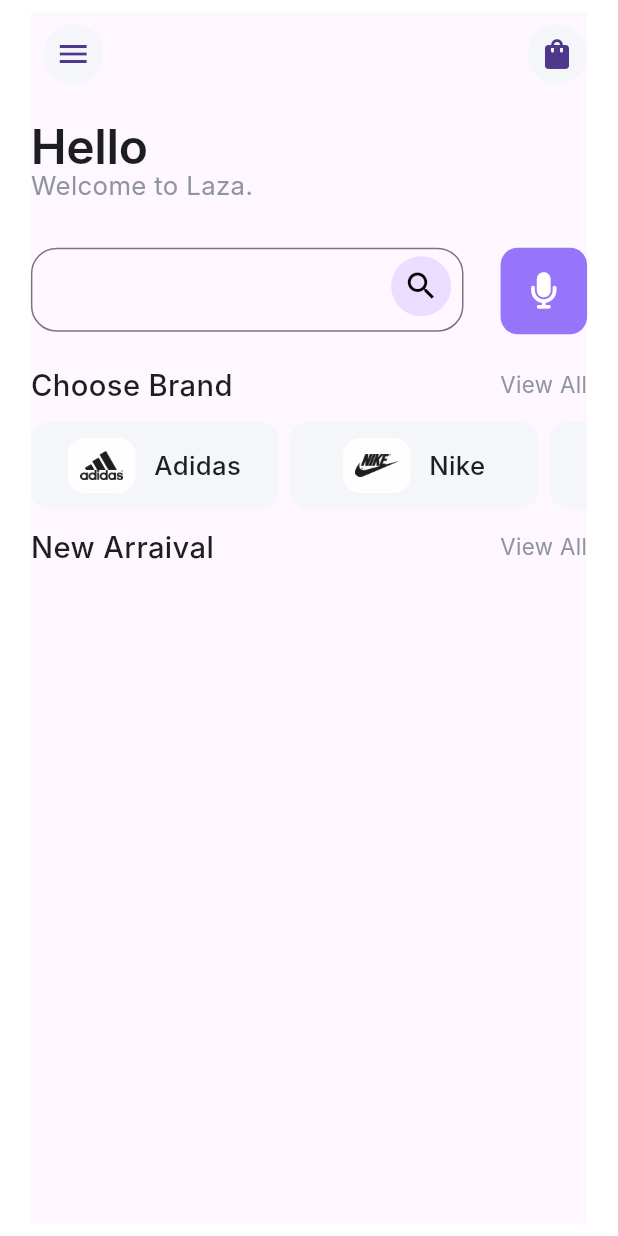
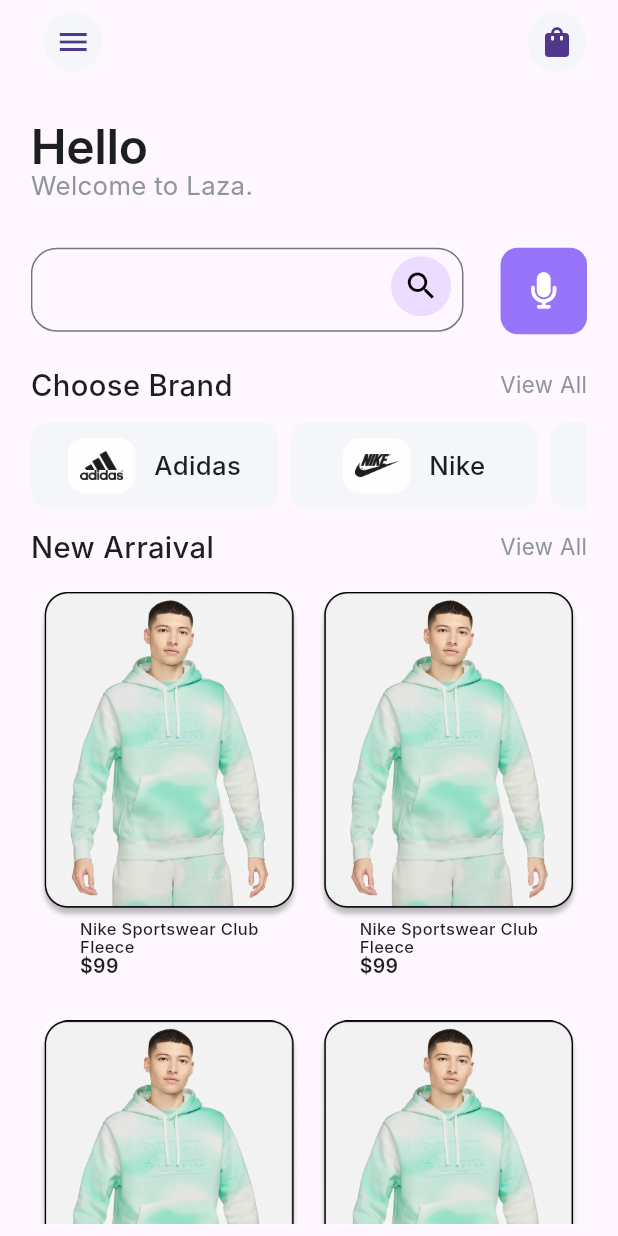
Before and after one commit to TopuFD/Laza, a Flutter app: the HomePage screen opened directly, on a phone screen of 412 x 824 dp. Run offline on Flutter 3.47's test engine with Material 3 defaults, Android fonts, the phone set to English and light mode, and no system bars; our stand-ins replace flutter_screenutil, font_awesome_flutter, get, pin_code_fields; Roboto replaces fonts that are missing (Inter).

Commit message:
add design

```diff
--- /dev/null
+++ b/lib/view/details_page.dart
@@ -0,0 +1,10 @@
+import 'package:flutter/material.dart';
+
+class DetailsPage extends StatelessWidget {
+  const DetailsPage({super.key});
+
+  @override
+  Widget build(BuildContext context) {
+    return SafeArea(child: Scaffold());
+  }
+}
--- a/lib/view/navigation_screen/home_screen.dart
+++ b/lib/view/navigation_screen/home_screen.dart
@@ -1,4 +1,3 @@
-
 import 'package:flutter/material.dart';
 import 'package:flutter_screenutil/flutter_screenutil.dart';
 import 'package:font_awesome_flutter/font_awesome_flutter.dart';
@@ -8,14 +7,18 @@ class HomePage extends StatelessWidget {
   @override
   Widget build(BuildContext context) {
     final mq = MediaQuery.of(context).size;
-    return Padding(
-      padding: EdgeInsets.symmetric(horizontal: mq.width * .05, vertical: mq.height * .01),
-      child: Scaffold(
+    return Scaffold(
       appBar: AppBar(
         automaticallyImplyLeading: false,
-          actions: [customApbar(context)],
+        actions: [customApbar(context, mq)],
       ),
-        body: Column(
+      body: Padding(
+        padding: EdgeInsets.symmetric(
+          horizontal: mq.width * .05,
+          vertical: mq.height * .01,
+        ),
+        child: SingleChildScrollView(
+          child: Column(
             crossAxisAlignment: CrossAxisAlignment.start,
             children: [
               SizedBox(
@@ -166,15 +169,94 @@ class HomePage extends StatelessWidget {
                     ),
                   )
                 ],
+              ),
+              SizedBox(
+                height: mq.height * .03,
+              ),
+              GridView.count(
+                scrollDirection: Axis.vertical,
+                mainAxisSpacing: 2,
+                crossAxisSpacing: 2,
+                shrinkWrap: true,
+                crossAxisCount: 2,
+                childAspectRatio: 0.65,
+                physics: const NeverScrollableScrollPhysics(),
+                children: List.generate(100, (index) {
+                  return InkWell(
+                    onTap: () {
+
+                    },
+                    child: Padding(
+                      padding: const EdgeInsets.all(5.0),
+                      child: Column(
+                        children: [
+                          Image.asset(
+                            "images/product/product.png", // Ensure the image covers the entire space
+                          ),
+                          const Padding(
+                            padding: EdgeInsets.symmetric(horizontal: 8,vertical: 5),
+                            child: SizedBox(
+                              child: Column(
+                                crossAxisAlignment: CrossAxisAlignment.start,
+                                children: [
+                                  Text(
+                                    'Nike Sportswear Club',
+                                    style: TextStyle(
+                                      color: Color(0xFF1D1E20),
+                                      fontSize: 11,
+                                      fontFamily: 'Inter',
+                                      fontWeight: FontWeight.w500,
+                                      height: 0.2,
+                                    ),
+                                  ),
+                                  SizedBox(
+                                    height: 10,
+                                  ),
+                                  Text(
+                                    'Fleece',
+                                    style: TextStyle(
+                                      color: Color(0xFF1D1E20),
+                                      fontSize: 11,
+                                      fontFamily: 'Inter',
+                                      fontWeight: FontWeight.w500,
+                                      height: 0.2,
+                                    ),
+                                  ),
+                                  SizedBox(
+                                    height: 10,
+                                  ),
+                                  Text(
+                                    '\$99',
+                                    style: TextStyle(
+                                      color: Color(0xFF1D1E20),
+                                      fontSize: 13,
+                                      fontFamily: 'Inter',
+                                      fontWeight: FontWeight.w600,
+                                      height: 0.2,
+                                    ),
                                   )
                                 ],
+                              ),
+                            ),
+                          ),
+                        ],
+                      ),
+                    ),
+                  );
+                }),
+              )
+            ],
+          ),
         ),
       ),
     );
   }
 
-  customApbar(context) {
-    return SizedBox(
+  customApbar(context, mq) {
+    return Padding(
+      padding: EdgeInsets.symmetric(
+          horizontal: mq.width * .05, vertical: mq.height * .01),
+      child: SizedBox(
         width: MediaQuery.of(context).size.width * .88,
         height: MediaQuery.of(context).size.height * .5,
         child: Row(
@@ -193,6 +275,7 @@ class HomePage extends StatelessWidget {
                   onPressed: () {}, icon: const Icon(Icons.shopping_bag)),
             ),
           ],
+        ),
       ),
     );
   }
@@ -222,7 +305,8 @@ class CustomTapButton extends StatelessWidget {
                   color: Color(0xFFFEFEFE),
                   borderRadius: BorderRadius.circular(10.r)),
               child: Padding(
-                padding: EdgeInsets.all(MediaQuery.of(context).size.height * .01),
+                padding:
+                    EdgeInsets.all(MediaQuery.of(context).size.height * .01),
                 child: Image.asset(
                   imagePath,
                   height: 17.h,
--- a/pubspec.yaml
+++ b/pubspec.yaml
@@ -78,6 +78,7 @@ flutter:
   assets:
     - images/
     - images/tabbarLogo/
+    - images/product/
   #   - images/a_dot_ham.jpeg
 
   # An image asset can refer to one or more resolution-specific "variants", see
```
Also changed, not shown: images/product/product.png (added). Lines whose indentation alone changed are shown as unchanged.
